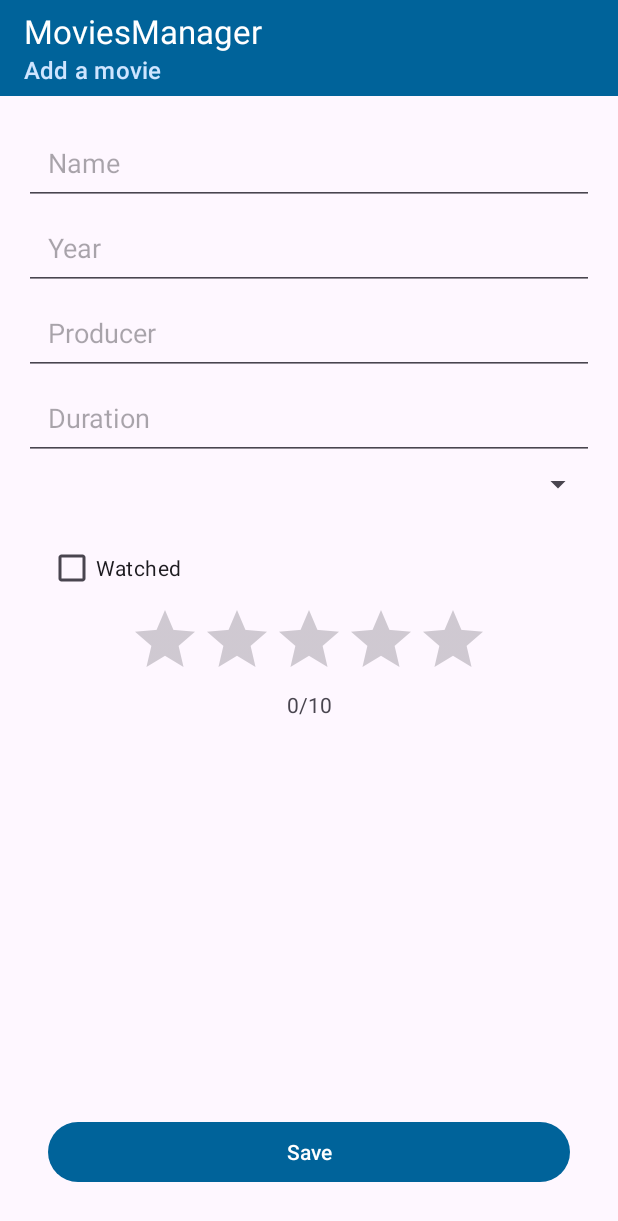
After one commit to rootellen/MoviesManager, an Android app: the AddMovieFragment screen opened through its navigation route, on a phone screen of 412 x 824 dp. The commit adds this screen. Shown: the top 1221 px of the screen. Run offline under Robolectric (Android 15) with nearby library versions, the phone set to English and light mode, and no system bars.

Commit message:
add movie layout fragment

```diff
--- /dev/null
+++ b/app/src/main/java/br/edu/ifsp/scl/moviesmanager/view/AddMovieFragment.kt
@@ -0,0 +1,36 @@
+package br.edu.ifsp.scl.moviesmanager.view
+
+import android.os.Bundle
+import androidx.fragment.app.Fragment
+import android.view.LayoutInflater
+import android.view.View
+import android.view.ViewGroup
+import androidx.appcompat.app.AppCompatActivity
+import br.edu.ifsp.scl.moviesmanager.R
+
+class AddMovieFragment : Fragment() {
+    override fun onCreate(savedInstanceState: Bundle?) {
+        super.onCreate(savedInstanceState)
+        arguments?.let {
+
+        }
+    }
+
+    override fun onCreateView(
+        inflater: LayoutInflater, container: ViewGroup?,
+        savedInstanceState: Bundle?
+    ): View? {
+        (activity as? AppCompatActivity)?.supportActionBar?.subtitle = "Add a movie"
+        return inflater.inflate(R.layout.fragment_add_movie, container, false)
+    }
+
+    companion object {
+        @JvmStatic
+        fun newInstance(param1: String, param2: String) =
+            AddMovieFragment().apply {
+                arguments = Bundle().apply {
+
+                }
+            }
+    }
+}
--- a/app/src/main/java/br/edu/ifsp/scl/moviesmanager/view/MoviesFragment.kt
+++ b/app/src/main/java/br/edu/ifsp/scl/moviesmanager/view/MoviesFragment.kt
@@ -7,29 +7,67 @@ import android.view.LayoutInflater
 import android.view.View
 import android.view.ViewGroup
 import androidx.appcompat.app.AppCompatActivity
-import br.edu.ifsp.scl.moviesmanager.R
-import br.edu.ifsp.scl.moviesmanager.viewModel.MoviesViewModel
+import androidx.navigation.NavController
+import androidx.navigation.fragment.findNavController
+import androidx.recyclerview.widget.LinearLayoutManager
+import br.edu.ifsp.scl.moviesmanager.databinding.FragmentMoviesBinding
+import br.edu.ifsp.scl.moviesmanager.model.entity.Movie
+import br.edu.ifsp.scl.moviesmanager.view.adapter.MovieAdapter
 
 class MoviesFragment : Fragment() {
+    private lateinit var mfb: FragmentMoviesBinding
 
-    companion object {
-        fun newInstance() = MoviesFragment()
+    // Data source
+    private val movieList: MutableList<Movie> = mutableListOf()
+
+    // Adapter
+    private val movieAdapter: MovieAdapter by lazy {
+        MovieAdapter(movieList)
     }
 
-    private lateinit var viewModel: MoviesViewModel
+    // Navigation controller
+    private val navController: NavController by lazy {
+        findNavController()
+    }
+
+    // View Model
+//    private val viewModel: MoviesViewModel by viewModels {
+//
+//    }
+
+    override fun onCreate(savedInstanceState: Bundle?) {
+        super.onCreate(savedInstanceState)
+        arguments?.let {
+
+        }
+    }
 
     override fun onCreateView(
         inflater: LayoutInflater, container: ViewGroup?,
         savedInstanceState: Bundle?
-    ): View? {
-        (activity as? AppCompatActivity)?.supportActionBar?.subtitle = "Movies List"
-        return inflater.inflate(R.layout.fragment_movies, container, false)
+    ): View {
+        (activity as? AppCompatActivity)?.supportActionBar?.subtitle = "Movie List"
+
+        mfb = FragmentMoviesBinding.inflate(inflater, container, false).apply {
+            movieRv.layoutManager = LinearLayoutManager(context)
+            movieRv.adapter = movieAdapter
+
+            addMovieFab.setOnClickListener {
+                navController.navigate(
+                    MoviesFragmentDirections.actionMoviesFragmentToAddMovieFragment()
+                )
+            }
+        }
+        return mfb.root
     }
 
-    override fun onActivityCreated(savedInstanceState: Bundle?) {
-        super.onActivityCreated(savedInstanceState)
-        viewModel = ViewModelProvider(this).get(MoviesViewModel::class.java)
-        // TODO: Use the ViewModel
+    companion object {
+        @JvmStatic
+        fun newInstance(param1: String, param2: String) =
+            AddMovieFragment().apply {
+                arguments = Bundle().apply {
+
+                }
+            }
     }
-
 }
--- /dev/null
+++ b/app/src/main/res/layout/fragment_add_movie.xml
@@ -0,0 +1,106 @@
+<?xml version="1.0" encoding="utf-8"?>
+<androidx.constraintlayout.widget.ConstraintLayout xmlns:android="http://schemas.android.com/apk/res/android"
+    xmlns:tools="http://schemas.android.com/tools"
+    android:layout_width="match_parent"
+    android:layout_height="match_parent"
+    android:layout_margin="16dp"
+    xmlns:app="http://schemas.android.com/apk/res-auto"
+    tools:context=".view.AddMovieFragment">
+
+    <EditText
+        android:id="@+id/nameEt"
+        android:padding="16dp"
+        android:inputType="text"
+        android:autofillHints="name"
+        android:layout_width="match_parent"
+        android:layout_height="wrap_content"
+        android:hint="@string/name"
+        app:layout_constraintStart_toStartOf="parent"
+        app:layout_constraintEnd_toEndOf="parent"
+        app:layout_constraintTop_toTopOf="parent"/>
+
+    <EditText
+        android:id="@+id/yearEt"
+        android:padding="16dp"
+        android:layout_width="match_parent"
+        android:layout_height="wrap_content"
+        android:hint="@string/year"
+        android:inputType="number"
+        app:layout_constraintStart_toStartOf="parent"
+        app:layout_constraintEnd_toEndOf="parent"
+        app:layout_constraintTop_toBottomOf="@id/nameEt"/>
+
+    <EditText
+        android:id="@+id/producerEt"
+        android:padding="16dp"
+        android:layout_width="match_parent"
+        android:layout_height="wrap_content"
+        android:hint="@string/producer"
+        app:layout_constraintStart_toStartOf="parent"
+        app:layout_constraintEnd_toEndOf="parent"
+        app:layout_constraintTop_toBottomOf="@id/yearEt"
+        android:inputType="text" />
+
+    <EditText
+        android:id="@+id/durationEt"
+        android:padding="16dp"
+        android:layout_width="match_parent"
+        android:layout_height="wrap_content"
+        android:hint="@string/duration"
+        android:inputType="number"
+        app:layout_constraintStart_toStartOf="parent"
+        app:layout_constraintEnd_toEndOf="parent"
+        app:layout_constraintTop_toBottomOf="@id/producerEt"
+        android:autofillHints="" />
+
+    <Spinner
+        android:id="@+id/genreSp"
+        android:padding="16dp"
+        android:layout_width="match_parent"
+        android:layout_height="wrap_content"
+        app:layout_constraintStart_toStartOf="parent"
+        app:layout_constraintEnd_toEndOf="parent"
+        app:layout_constraintTop_toBottomOf="@id/durationEt" />
+
+    <CheckBox
+        android:id="@+id/watchedCb"
+        android:layout_margin="16dp"
+        android:layout_width="0dp"
+        android:layout_height="wrap_content"
+        android:text="@string/watched"
+        app:layout_constraintStart_toStartOf="parent"
+        app:layout_constraintEnd_toEndOf="parent"
+        app:layout_constraintTop_toBottomOf="@id/genreSp" />
+
+    <RatingBar
+        android:id="@+id/rateRb"
+        android:progressTint="@color/md_theme_light_primary"
+        android:layout_width="wrap_content"
+        android:layout_height="wrap_content"
+        android:numStars="5"
+        android:stepSize="0.5"
+        app:layout_constraintStart_toStartOf="parent"
+        app:layout_constraintEnd_toEndOf="parent"
+        app:layout_constraintTop_toBottomOf="@id/watchedCb"
+        />
+
+    <TextView
+        android:layout_width="wrap_content"
+        android:layout_height="wrap_content"
+        android:text="@string/_0_10"
+        app:layout_constraintTop_toBottomOf="@id/rateRb"
+        app:layout_constraintStart_toStartOf="parent"
+        app:layout_constraintEnd_toEndOf="parent" />
+
+    <Button
+        android:id="@+id/saveBt"
+        android:layout_margin="16dp"
+        android:layout_width="0dp"
+        android:layout_height="wrap_content"
+        android:text="@string/save"
+        app:layout_constraintStart_toStartOf="parent"
+        app:layout_constraintEnd_toEndOf="parent"
+        app:layout_constraintBottom_toBottomOf="parent" />
+
+
+</androidx.constraintlayout.widget.ConstraintLayout>
--- a/app/src/main/res/navigation/navigation_graph.xml
+++ b/app/src/main/res/navigation/navigation_graph.xml
@@ -9,5 +9,14 @@
         android:id="@+id/moviesFragment"
         android:name="br.edu.ifsp.scl.moviesmanager.view.MoviesFragment"
         android:label="fragment_movies"
-        tools:layout="@layout/fragment_movies" />
+        tools:layout="@layout/fragment_movies" >
+        <action
+            android:id="@+id/action_moviesFragment_to_addMovieFragment"
+            app:destination="@id/addMovieFragment" />
+    </fragment>
+    <fragment
+        android:id="@+id/addMovieFragment"
+        android:name="br.edu.ifsp.scl.moviesmanager.view.AddMovieFragment"
+        android:label="fragment_add_movie"
+        tools:layout="@layout/fragment_add_movie" />
 </navigation>
--- a/app/src/main/res/values/strings.xml
+++ b/app/src/main/res/values/strings.xml
@@ -1,3 +1,17 @@
 <resources>
     <string name="app_name">MoviesManager</string>
+    <string name="add_movie">Add movie</string>
+    <string name="movie_name">Movie name</string>
+    <string name="_10_10">10/10</string>
+    <string name="_1999">1999</string>
+    <string name="genre">Genre</string>
+    <!-- TODO: Remove or change this placeholder text -->
+    <string name="hello_blank_fragment">Hello blank fragment</string>
+    <string name="name">Name</string>
+    <string name="year">Year</string>
+    <string name="duration">Duration</string>
+    <string name="producer">Producer</string>
+    <string name="watched">Watched</string>
+    <string name="save">Save</string>
+    <string name="_0_10">0/10</string>
 </resources>
```
Also changed, not shown: app/src/main/java/br/edu/ifsp/scl/moviesmanager/view/adapter/MovieAdapter.kt (added, +35 -0 lines), app/src/main/res/drawable-anydpi/ic_add.xml (added, +11 -0 lines), app/src/main/res/layout/fragment_movies.xml (+11 -1 lines), app/src/main/res/layout/tile_movie.xml (added, +44 -0 lines), app/src/main/res/drawable-hdpi/ic_add.png (added), app/src/main/res/drawable-mdpi/ic_add.png (added), app/src/main/res/drawable-xhdpi/ic_add.png (added), app/src/main/res/drawable-xxhdpi/ic_add.png (added).
